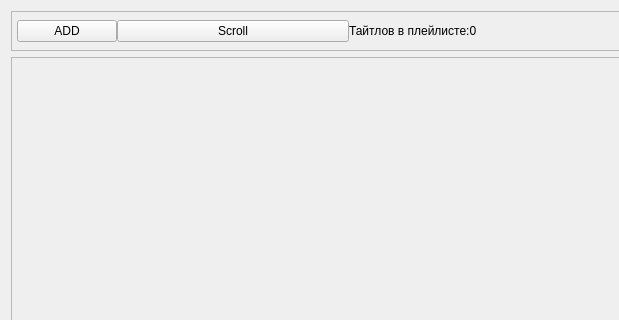
First picture: the form in Python/PlayListStore_4.0/GUI/New_Playlist.ui, repository Kamikoto-sama/Kamis-Code, before the edit; both pictures show x 0 to 619 and y 0 to 320 of the 807 by 518 pixel window.
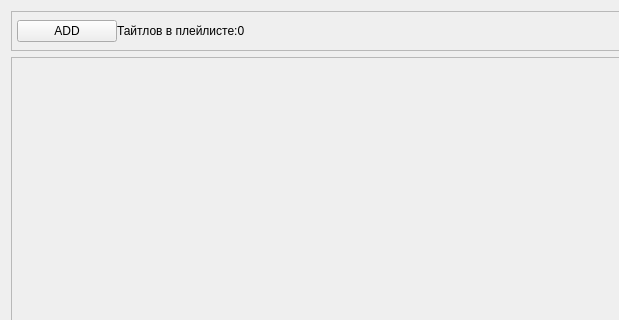
Second picture: the form after the edit.

Commit message: PLS4 options, con list

```diff
--- a/Python/PlayListStore_4.0/GUI/New_Playlist.ui
+++ b/Python/PlayListStore_4.0/GUI/New_Playlist.ui
@@ -61,6 +61,9 @@
       </property>
       <item>
        <layout class="QHBoxLayout" name="bar_left">
+        <property name="sizeConstraint">
+         <enum>QLayout::SetFixedSize</enum>
+        </property>
         <item>
          <widget class="QPushButton" name="addT">
           <property name="maximumSize">
@@ -77,13 +80,6 @@
           </property>
          </widget>
         </item>
-        <item>
-         <widget class="QPushButton" name="scroll_">
-          <property name="text">
-           <string>Scroll</string>
-          </property>
-         </widget>
-        </item>
        </layout>
       </item>
       <item>
```
Left out of the diff: 3 changed lines with no effect on the pictures. The commit also changes 2 other files.
